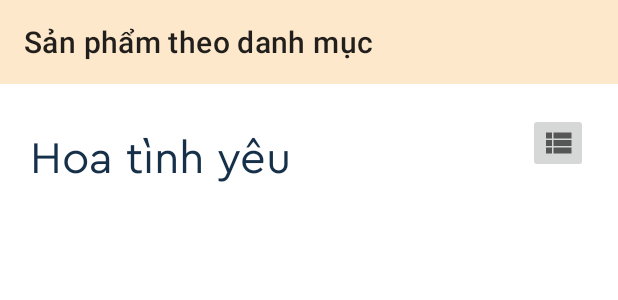
After one commit to buikhacchung123/shopbanhoa, an Android app: the layout activity_category.xml on its own in the app's theme, with its tools: preview values and no code run, on a phone screen of 412 x 824 dp. The commit adds this screen. Shown: the top 300 px of the screen. Run offline under Robolectric (Android 15) with nearby library versions, the phone set to English and light mode, and no system bars; Roboto replaces fonts that are not available here.

Commit message:
Do UI design on document

```diff
--- a/app/src/main/java/com/example/testcontentprovider/activity/ChiTietSanPhamActivity.java
+++ b/app/src/main/java/com/example/testcontentprovider/activity/ChiTietSanPhamActivity.java
@@ -36,7 +36,7 @@ public class ChiTietSanPhamActivity extends AppCompatActivity {
         setContentView(R.layout.activity_chitietsanpham);
         AnhXa();
         Intent intent = getIntent();
-        sp = sp = (SanPham) intent.getSerializableExtra("SPItem");
+        sp = (SanPham) intent.getSerializableExtra("SPItem");
         DecimalFormat decimalFormat = new DecimalFormat("###,###,###");
         TenSP.setText(sp.getTensp());
         Gia.setText(decimalFormat.format(sp.getGiaban())+" VNĐ");
--- a/app/src/main/java/com/example/testcontentprovider/activity/RegisterActivity.java
+++ b/app/src/main/java/com/example/testcontentprovider/activity/RegisterActivity.java
@@ -34,7 +34,7 @@ public class RegisterActivity extends AppCompatActivity {
                     String diaChi = diachi.getText().toString().trim();
 
                     if(user.equals("")||pass.equals("")||repass.equals("")||SDT.equals("")||hoTen.equals("")||diaChi.equals(""))
-                        Toast.makeText(RegisterActivity.this,"Vui lòng điền đầy đủ thông tin",Toast.LENGTH_LONG).show();
+                        Toast.makeText(RegisterActivity.this,"Vui lòng điền đầy đủ thông tin.",Toast.LENGTH_LONG).show();
                     else {
                         if (pass.matches(repass)) {
                             b.setMessage("Đăng kí thành công");
--- a/app/src/main/java/com/example/testcontentprovider/activity/ShopInforActivity.java
+++ b/app/src/main/java/com/example/testcontentprovider/activity/ShopInforActivity.java
@@ -1,6 +1,7 @@
 package com.example.testcontentprovider.activity;
 
 import androidx.appcompat.app.AppCompatActivity;
+import androidx.appcompat.widget.Toolbar;
 
 import android.content.Intent;
 import android.os.Bundle;
@@ -16,7 +17,7 @@ import com.google.android.gms.maps.model.MarkerOptions;
 
 public class ShopInforActivity extends AppCompatActivity {
     Button btnHome;
-
+    Toolbar toolbar;
 
     @Override
     protected void onCreate(Bundle savedInstanceState) {
@@ -24,6 +25,9 @@ public class ShopInforActivity extends AppCompatActivity {
         setContentView(R.layout.activity_shop_infor);
 
         btnHome = findViewById(R.id.btnHome);
+        toolbar = findViewById(R.id.toolbar_shopinfor);
+        setSupportActionBar(toolbar);
+        getSupportActionBar().setDisplayHomeAsUpEnabled(true);
         btnHome.setOnClickListener(new View.OnClickListener() {
             @Override
             public void onClick(View view) {
--- a/app/src/main/java/com/example/testcontentprovider/activity/UpdateUserInforActivity.java
+++ b/app/src/main/java/com/example/testcontentprovider/activity/UpdateUserInforActivity.java
@@ -22,6 +22,7 @@ public class UpdateUserInforActivity extends AppCompatActivity {
 
         AnhXa();
 
+        //Sự kiện trang Cập nhật thông tin người dùng
         btnXemSP.setOnClickListener(new View.OnClickListener() {
             @Override
             public void onClick(View view) {
--- /dev/null
+++ b/app/src/main/res/layout/activity_category.xml
@@ -0,0 +1,79 @@
+<?xml version="1.0" encoding="utf-8"?>
+<androidx.constraintlayout.widget.ConstraintLayout xmlns:android="http://schemas.android.com/apk/res/android"
+    xmlns:app="http://schemas.android.com/apk/res-auto"
+    xmlns:tools="http://schemas.android.com/tools"
+    android:layout_width="match_parent"
+    android:layout_height="match_parent"
+    android:orientation="vertical">
+
+    <androidx.appcompat.widget.Toolbar
+        android:id="@+id/toolbar_category"
+        android:layout_width="match_parent"
+        android:layout_height="?attr/actionBarSize"
+        android:background="@color/light_yellow"
+        app:layout_constraintTop_toTopOf="parent"
+        app:title="Sản phẩm theo danh mục"/>
+
+    <ScrollView
+        android:layout_width="match_parent"
+        android:layout_height="match_parent"
+        android:layout_marginTop="55dp"
+        tools:ignore="SpeakableTextPresentCheck">
+
+        <LinearLayout
+            android:layout_width="match_parent"
+            android:layout_height="wrap_content"
+            android:orientation="vertical" >
+
+            <androidx.constraintlayout.widget.ConstraintLayout
+                android:layout_width="match_parent"
+                android:layout_height="match_parent">
+
+                <TextView
+                    android:id="@+id/txtCategory"
+                    android:layout_width="wrap_content"
+                    android:layout_height="wrap_content"
+                    android:layout_marginStart="20dp"
+                    android:layout_marginLeft="20dp"
+                    android:layout_marginTop="30dp"
+                    android:fontFamily="@font/cerapro_regular"
+                    android:text="Hoa tình yêu"
+                    android:textColor="@color/dark_blue"
+                    android:textSize="30sp"
+                    app:layout_constraintBottom_toBottomOf="parent"
+                    app:layout_constraintStart_toStartOf="parent"
+                    app:layout_constraintTop_toTopOf="parent" />
+
+                <ImageButton
+                    android:id="@+id/btn_changeDisplay"
+                    android:layout_width="40dp"
+                    android:layout_height="40dp"
+                    android:layout_marginTop="20dp"
+                    android:layout_marginEnd="20dp"
+                    android:layout_marginRight="20dp"
+                    android:src="@drawable/ic_list"
+                    app:layout_constraintEnd_toEndOf="parent"
+                    app:layout_constraintTop_toTopOf="parent"
+                    tools:ignore="TouchTargetSizeCheck,SpeakableTextPresentCheck" />
+            </androidx.constraintlayout.widget.ConstraintLayout>
+            <androidx.recyclerview.widget.RecyclerView
+                android:id="@+id/rv_category"
+                android:layout_width="match_parent"
+                android:layout_height="match_parent"
+                android:layout_margin="10dp">
+            </androidx.recyclerview.widget.RecyclerView>
+
+            <TextView
+                android:id="@+id/txtNoProduct"
+                android:layout_width="match_parent"
+                android:layout_height="wrap_content"
+                android:fontFamily="@font/cerapro_regular"
+                android:paddingLeft="20dp"
+                android:paddingRight="20dp"
+                android:text="Không có sản phẩm nào trong danh mục này."
+                android:textSize="15sp"
+                android:visibility="gone" />
+        </LinearLayout>
+    </ScrollView>
+
+</androidx.constraintlayout.widget.ConstraintLayout>
--- a/app/src/main/res/layout/activity_main.xml
+++ b/app/src/main/res/layout/activity_main.xml
@@ -54,7 +54,7 @@
                     app:layout_anchorGravity="center">
 
                     <androidx.recyclerview.widget.RecyclerView
-                        android:id="@+id/recycleview"
+                        android:id="@+id/recyclerview"
                         android:layout_width="match_parent"
                         android:layout_height="wrap_content"
                         android:layout_marginLeft="5dp"></androidx.recyclerview.widget.RecyclerView>
@@ -87,7 +87,7 @@
                     android:id="@+id/lv_main"
                     android:layout_marginTop="20dp"
                     android:layout_marginLeft="5dp"
-                    android:layout_width="wrap_content"
+                    android:layout_width="match_parent"
                     android:layout_height="wrap_content"/>
             </LinearLayout>
         </com.google.android.material.navigation.NavigationView>
--- a/app/src/main/res/layout/activity_search.xml
+++ b/app/src/main/res/layout/activity_search.xml
@@ -63,6 +63,11 @@
 
     </ListView>
 
+    <androidx.recyclerview.widget.RecyclerView
+        android:id="@+id/rv_SearchSP"
+        android:layout_width="match_parent"
+        android:layout_height="match_parent" />
+
     <TextView
         android:id="@+id/txtNoContent"
         android:layout_width="match_parent"
--- a/app/src/main/res/layout/activity_shop_infor.xml
+++ b/app/src/main/res/layout/activity_shop_infor.xml
@@ -93,14 +93,12 @@
                 android:fontFamily="@font/cerapro_regular"
                 android:text="Lorem ipsum dolor sit amet, consectetur adipiscing elit. Fusce tempor leo eu lacus consequat, et dictum sem cursus. Vestibulum suscipit mi ligula, eget pellentesque ex tincidunt sit amet. Maecenas rutrum felis risus, ac cursus mauris gravida quis. Aenean ultrices venenatis urna, et molestie mi dictum eget. Fusce id dapibus tortor. Phasellus porttitor, quam et dictum scelerisque, arcu leo auctor urna, nec egestas nisi ex a libero."
                 android:textSize="15dp" />
-
             <androidx.fragment.app.FragmentContainerView
                 android:id="@+id/fragmentContainerView"
                 android:name="com.example.testcontentprovider.fragment.MapsFragment"
                 android:layout_width="match_parent"
-                android:layout_height="300dp"
-                android:layout_marginBottom="20dp"/>
-
+                android:layout_marginBottom="20dp"
+                android:layout_height="320dp"/>
             <androidx.appcompat.widget.AppCompatButton
                 android:id="@+id/btnHome"
                 android:layout_width="match_parent"
--- a/app/src/main/res/layout/fragment_home.xml
+++ b/app/src/main/res/layout/fragment_home.xml
@@ -46,7 +46,7 @@
             android:fontFamily="@font/cerapro_regular"/>
 
         <ImageButton
-            android:id="@+id/btn_changetype"
+            android:id="@+id/btn_changeDisplay"
             android:layout_width="40dp"
             android:layout_height="40dp"
             android:src="@drawable/ic_list"
@@ -54,7 +54,7 @@
     </LinearLayout>
 
     <androidx.recyclerview.widget.RecyclerView
-        android:id="@+id/recycleview"
+        android:id="@+id/recyclerview"
         android:layout_width="match_parent"
         android:layout_height="match_parent"
         android:layout_margin="10dp">
```
Also changed, not shown: app/src/main/AndroidManifest.xml (+8 -8 lines), app/src/main/java/com/example/testcontentprovider/activity/CategoryActivity.java (added, +116 -0 lines), app/src/main/java/com/example/testcontentprovider/activity/MainActivity.java (+13 -5 lines), app/src/main/java/com/example/testcontentprovider/activity/SearchActivity.java (+12 -7 lines), app/src/main/java/com/example/testcontentprovider/adapter/DMAdapter.java (+6 -8 lines), app/src/main/java/com/example/testcontentprovider/adapter/DMSPAdapter.java (+14 -12 lines), app/src/main/java/com/example/testcontentprovider/adapter/PaymentAdapter.java (+0 -29 lines), app/src/main/java/com/example/testcontentprovider/fragment/HomeFragment.java (+4 -17 lines), app/src/main/java/com/example/testcontentprovider/fragment/ProfileFragment.java (+19 -0 lines), 2 other files.
